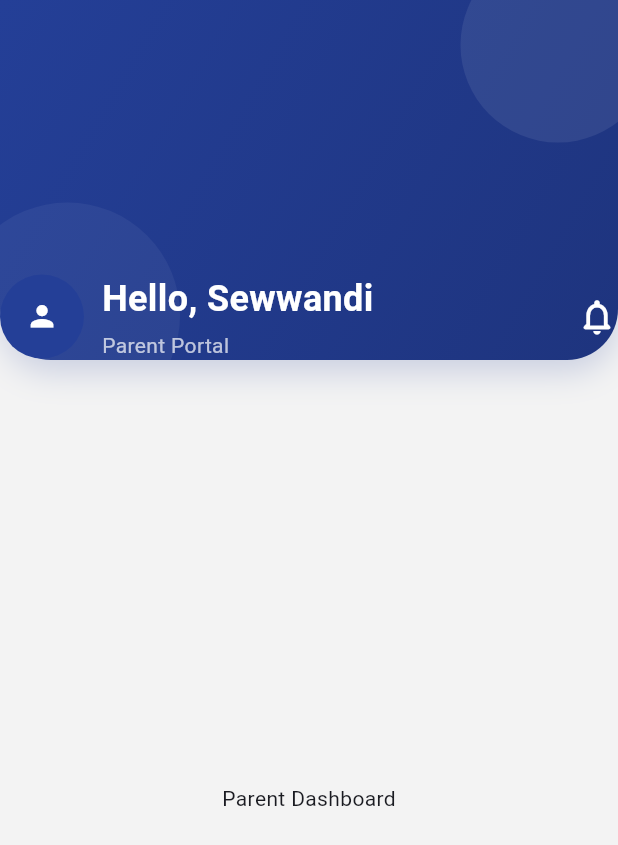
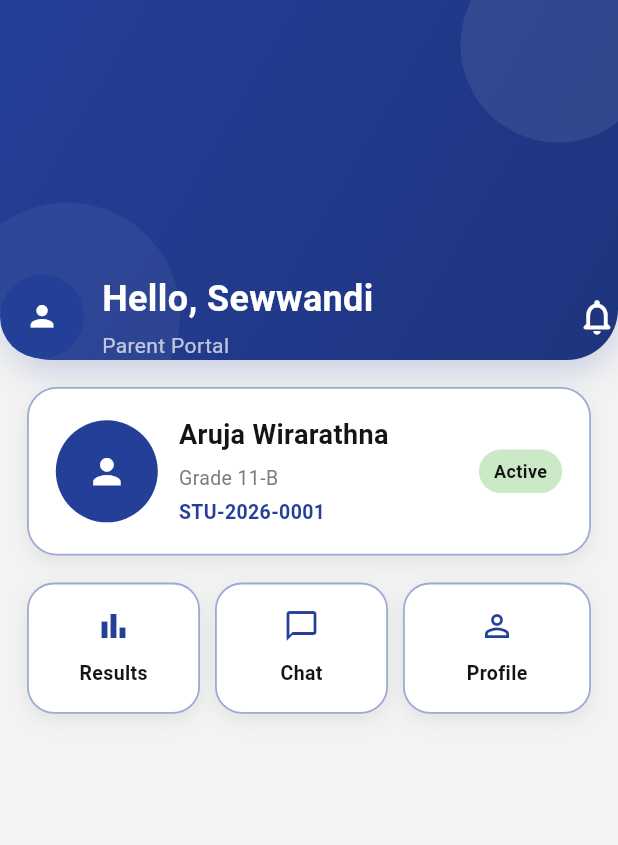
Before and after one commit to Sandu-2002/smart_edu_app, a Flutter app: the ParentDashboardScreen screen opened directly, on a phone screen of 412 x 824 dp. Shown: the top 845 px of the screen. Run offline on Flutter 3.47's test engine with Material 3 defaults, Android fonts, the phone set to English and light mode, and no system bars; our stand-ins replace cloud_firestore, firebase_auth, firebase_core, go_router; accounts and stored records are empty; Roboto replaces fonts that are missing (SFProDisplay).

Commit message:
add dashboard content layout with padding,  add student hero card with profile details & add quick actions section with navigation

```diff
--- a/lib/features/dashboard_screen.dart
+++ b/lib/features/dashboard_screen.dart
@@ -1,7 +1,10 @@
 import 'package:flutter/material.dart';
+import 'package:go_router/go_router.dart';
 
+import '../../core/constants/app_colors.dart';
 import '../../core/widgets/top_blue_header.dart';
 import '../../core/widgets/circular_avatar.dart';
+import '../../core/routes/route_names.dart';
 
 class ParentDashboardScreen extends StatelessWidget {
   const ParentDashboardScreen({super.key});
@@ -9,7 +12,8 @@ class ParentDashboardScreen extends StatelessWidget {
   @override
   Widget build(BuildContext context) {
     return Scaffold(
-      body: Column(
+      body: SingleChildScrollView(
+        child: Column(
           children: [
             TopBlueHeader(
               height: 240,
@@ -55,10 +59,95 @@ class ParentDashboardScreen extends StatelessWidget {
               ),
             ),
 
-          ///temporary body
+            Padding(
+              padding: const EdgeInsets.all(18),
+              child: Column(
+                children: const [
+                  _StudentHeroCard(),
+                  SizedBox(height: 18),
+
+                  _ParentQuickActions(),
+
+                  SizedBox(height: 18),
+                ],
+              ),
+            ),
+          ],
+        ),
+      ),
+    );
+  }
+}
+
+class _StudentHeroCard extends StatelessWidget {
+  const _StudentHeroCard();
+
+  @override
+  Widget build(BuildContext context) {
+    return Container(
+      width: double.infinity,
+      padding: const EdgeInsets.all(18),
+      decoration: BoxDecoration(
+        color: Colors.white,
+        borderRadius: BorderRadius.circular(20),
+        border: Border.all(color: AppColors.borderBlue, width: 1.2),
+        boxShadow: const [
+          BoxShadow(
+            color: Color(0x12000000),
+            blurRadius: 10,
+            offset: Offset(0, 4),
+          ),
+        ],
+      ),
+      child: Row(
+        children: [
+          const CircularAvatar(radius: 34),
+          const SizedBox(width: 14),
           const Expanded(
-            child: Center(
-              child: Text('Parent Dashboard'),
+            child: Column(
+              crossAxisAlignment: CrossAxisAlignment.start,
+              children: [
+                Text(
+                  'Aruja Wirarathna',
+                  style: TextStyle(
+                    fontSize: 18,
+                    fontWeight: FontWeight.w700,
+                    color: AppColors.textBlack,
+                  ),
+                ),
+                SizedBox(height: 6),
+                Text(
+                  'Grade 11-B',
+                  style: TextStyle(
+                    color: AppColors.mutedText,
+                    fontSize: 13,
+                  ),
+                ),
+                SizedBox(height: 4),
+                Text(
+                  'STU-2026-0001',
+                  style: TextStyle(
+                    color: AppColors.primaryBlue,
+                    fontSize: 13,
+                    fontWeight: FontWeight.w700,
+                  ),
+                ),
+              ],
+            ),
+          ),
+          Container(
+            padding: const EdgeInsets.symmetric(horizontal: 10, vertical: 6),
+            decoration: BoxDecoration(
+              color: Color(0xFFCBE8C7),
+              borderRadius: BorderRadius.circular(20),
+            ),
+            child: const Text(
+              'Active',
+              style: TextStyle(
+                fontSize: 12,
+                fontWeight: FontWeight.w700,
+                color: AppColors.textBlack,
+              ),
             ),
           ),
         ],
@@ -66,3 +155,81 @@ class ParentDashboardScreen extends StatelessWidget {
     );
   }
 }
+
+class _ParentQuickActions extends StatelessWidget {
+  const _ParentQuickActions();
+
+  @override
+  Widget build(BuildContext context) {
+    final items = [
+      {
+        'title': 'Results',
+        'icon': Icons.bar_chart_outlined,
+        'route': RouteNames.parentShell,
+      },
+      {
+        'title': 'Chat',
+        'icon': Icons.chat_bubble_outline,
+        'route': RouteNames.parentShell,
+      },
+      {
+        'title': 'Profile',
+        'icon': Icons.person_outline,
+        'route': RouteNames.parentShell,
+      },
+    ];
+
+    return Row(
+      children: items.asMap().entries.map((entry) {
+        final index = entry.key;
+        final item = entry.value;
+
+        return Expanded(
+          child: Container(
+            margin: EdgeInsets.only(
+              right: index == items.length - 1 ? 0 : 10,
+            ),
+            child: GestureDetector(
+              onTap: () => context.go(item['route']! as String),
+              child: Container(
+                padding: const EdgeInsets.symmetric(vertical: 16),
+                decoration: BoxDecoration(
+                  color: Colors.white,
+                  borderRadius: BorderRadius.circular(18),
+                  border: Border.all(
+                    color: AppColors.borderBlue,
+                    width: 1.2,
+                  ),
+                  boxShadow: const [
+                    BoxShadow(
+                      color: Color(0x12000000),
+                      blurRadius: 10,
+                      offset: Offset(0, 4),
+                    ),
+                  ],
+                ),
+                child: Column(
+                  children: [
+                    Icon(
+                      item['icon']! as IconData,
+                      color: AppColors.primaryBlue,
+                    ),
+                    const SizedBox(height: 10),
+                    Text(
+                      item['title']! as String,
+                      style: const TextStyle(
+                        fontSize: 13,
+                        fontWeight: FontWeight.w700,
+                        color: AppColors.textBlack,
+                      ),
+                    ),
+                  ],
+                ),
+              ),
+            ),
+          ),
+        );
+      }).toList(),
+    );
+  }
+}
```
Lines whose indentation alone changed are shown as unchanged.
